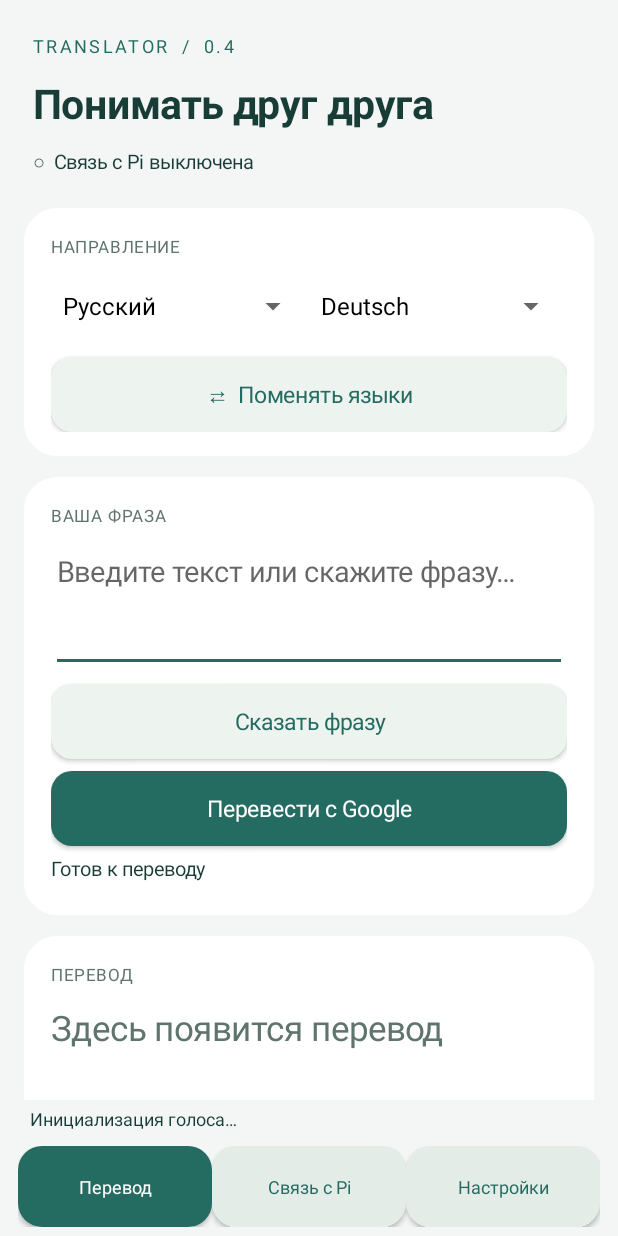
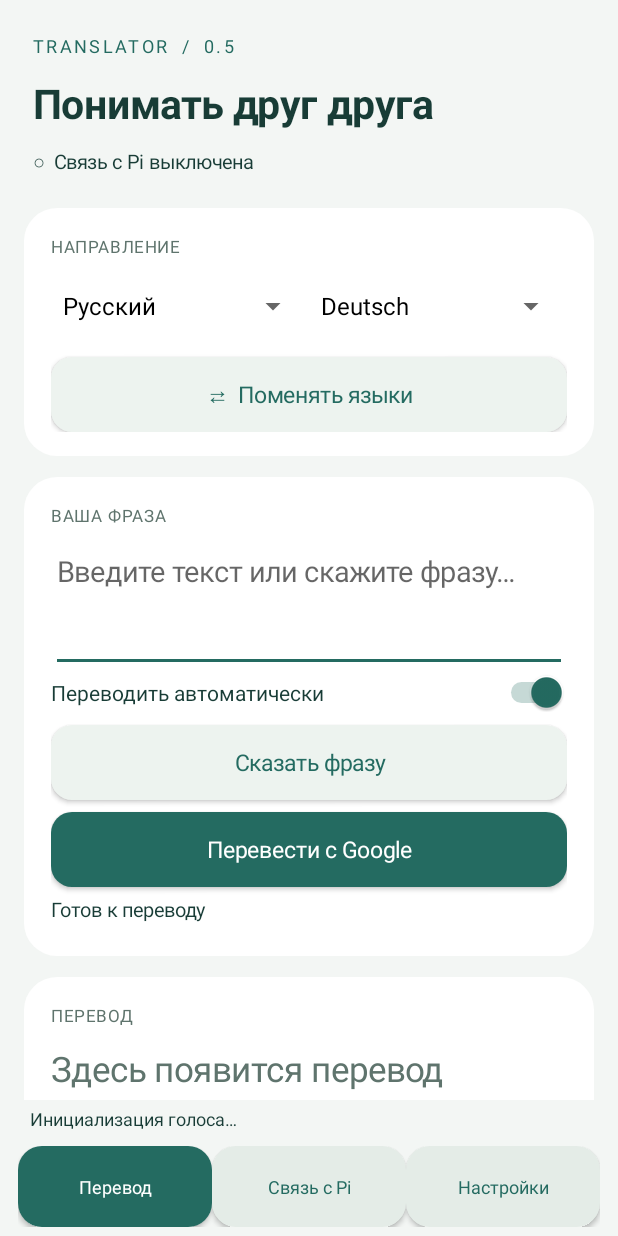
Before and after one commit to PavloYum/translator, an Android app: the screen it shows after launch (MainActivity), on a phone screen of 412 x 824 dp. Run offline under Robolectric (Android 15) with nearby library versions, the phone set to English and light mode, and no system bars; libraries missing offline, so code that uses them is left out: com.google.mlkit.common, com.google.mlkit.nl; 1 statement that could not run was skipped.

Commit message:
Add automatic text translation with debounce and manual mode

```diff
--- a/android/app/build.gradle.kts
+++ b/android/app/build.gradle.kts
@@ -6,8 +6,8 @@ android {
         applicationId = "com.veluvara.translatorlab"
         minSdk = 26
         targetSdk = 35
-        versionCode = 4
-        versionName = "0.4.0-preview"
+        versionCode = 5
+        versionName = "0.5.0-preview"
     }
     compileOptions { sourceCompatibility = JavaVersion.VERSION_17; targetCompatibility = JavaVersion.VERSION_17 }
 }
--- a/android/app/src/main/java/com/veluvara/translatorlab/DiagnosticsService.java
+++ b/android/app/src/main/java/com/veluvara/translatorlab/DiagnosticsService.java
@@ -74,7 +74,7 @@ public final class DiagnosticsService extends Service {
     private void selfTest(String id,boolean remote) {
         if(!alive) return;
         JSONObject report=new JSONObject();
-        try { report.put("request_id",id).put("version","0.4.0-preview").put("timestamp",System.currentTimeMillis()/1000)
+        try { report.put("request_id",id).put("version","0.5.0-preview").put("timestamp",System.currentTimeMillis()/1000)
             .put("tts_ready",ready).put("offline_voices_for_target",offlineVoices()).put("voice_target","de")
             .put("microphone_tested",false).put("background_service",true).put("app_visible",MainActivity.UI_VISIBLE);
             if(testing) { report.put("status","busy"); if(remote && mqtt!=null) mqtt.reply(report); return; }
--- a/android/app/src/main/java/com/veluvara/translatorlab/MainActivity.java
+++ b/android/app/src/main/java/com/veluvara/translatorlab/MainActivity.java
@@ -34,6 +34,10 @@ public class MainActivity extends Activity {
     private Spinner languages, voices, sourceLanguage;
     private TextView output, translationStatus;
     private CheckBox mobileModels;
+    private Switch automatic;
+    private final android.os.Handler autoHandler=new android.os.Handler(android.os.Looper.getMainLooper());
+    private boolean resumed=false, autoPending=false;
+    private final Runnable autoTranslate=() -> { if(resumed && autoPending && automatic.isChecked()) { autoPending=false; translate(); } };
     private Translator translator;
     private long generation = 0;
     private boolean translating = false;
@@ -53,7 +57,7 @@ public class MainActivity extends Activity {
         LinearLayout root=new LinearLayout(this);root.setOrientation(LinearLayout.VERTICAL);root.setBackgroundColor(BG);setContentView(root);
         root.setOnApplyWindowInsetsListener((view,insets) -> { view.setPadding(insets.getSystemWindowInsetLeft(),insets.getSystemWindowInsetTop(),insets.getSystemWindowInsetRight(),insets.getSystemWindowInsetBottom());return insets.consumeSystemWindowInsets(); });
         LinearLayout header=new LinearLayout(this);header.setOrientation(LinearLayout.VERTICAL);header.setPadding(dp(22),dp(16),dp(22),dp(10));root.addView(header);body=header;
-        TextView brand=label("TRANSLATOR  /  0.4");brand.setTextSize(12);brand.setLetterSpacing(.13f);brand.setTextColor(GREEN);
+        TextView brand=label("TRANSLATOR  /  0.5");brand.setTextSize(12);brand.setLetterSpacing(.13f);brand.setTextColor(GREEN);
         TextView title=label("Понимать друг друга");title.setTextSize(27);title.setTypeface(null,android.graphics.Typeface.BOLD);
         connectionBadge=label("Связь с Pi выключена");connectionBadge.setTextSize(13);
         android.widget.FrameLayout container=new android.widget.FrameLayout(this);root.addView(container,new LinearLayout.LayoutParams(-1,0,1));
@@ -68,6 +72,7 @@ public class MainActivity extends Activity {
         button("⇄  Поменять языки", () -> { int a=sourceLanguage.getSelectedItemPosition(),b=languages.getSelectedItemPosition();sourceLanguage.setSelection(b);languages.setSelection(a); });
         LinearLayout input=card(translatePage);body=input;smallTitle("ВАША ФРАЗА");
         text=new EditText(this);text.setTextSize(19);text.setTextColor(INK);text.setHint("Введите текст или скажите фразу…");text.setMinLines(3);text.setGravity(android.view.Gravity.TOP);text.setSaveEnabled(false);text.setFilters(new android.text.InputFilter[]{new android.text.InputFilter.LengthFilter(3000)});input.addView(text,new LinearLayout.LayoutParams(-1,-2));
+        automatic=new Switch(this);automatic.setText("Переводить автоматически");automatic.setTextColor(INK);automatic.setChecked(prefs.getBoolean("auto_translate",true));input.addView(automatic);
         button("Сказать фразу",this::dictate);primary("Перевести с Google",this::translate);
         translationStatus=label("Первый перевод потребует загрузки моделей");translationStatus.setTextSize(13);translationStatus.setAccessibilityLiveRegion(View.ACCESSIBILITY_LIVE_REGION_POLITE);
         LinearLayout result=card(translatePage);body=result;smallTitle("ПЕРЕВОД");output=label("");output.setHint("Здесь появится перевод");output.setHintTextColor(MUTED);output.setTextSize(23);output.setMinHeight(dp(76));output.setTextIsSelectable(true);output.setSaveEnabled(false);
@@ -111,10 +116,11 @@ public class MainActivity extends Activity {
         String[] tabNames={"Перевод","Связь с Pi","Настройки"};for(int i=0;i<3;i++){ final int index=i;Button tab=new Button(this);tab.setText(tabNames[i]);tab.setTextSize(12);tab.setAllCaps(false);nav.addView(tab,new LinearLayout.LayoutParams(0,dp(54),1));tabs.add(tab);tab.setOnClickListener(v -> showPage(index)); }
         showPage(0);
         if(prefs.getBoolean("mqtt_enabled",false) && !prefs.getBoolean("notification_asked",false))requestNotifications();
-        languages.setOnItemSelectedListener(new AdapterView.OnItemSelectedListener(){public void onNothingSelected(AdapterView<?> p){}public void onItemSelected(AdapterView<?> p,View v,int pos,long id){prefs.edit().putInt("target_index",pos).apply();invalidateTranslation();loadVoices();}});
-        sourceLanguage.setOnItemSelectedListener(new AdapterView.OnItemSelectedListener(){public void onNothingSelected(AdapterView<?> p){}public void onItemSelected(AdapterView<?> p,View v,int pos,long id){prefs.edit().putInt("source_index",pos).apply();invalidateTranslation();}});
+        languages.setOnItemSelectedListener(new AdapterView.OnItemSelectedListener(){public void onNothingSelected(AdapterView<?> p){}public void onItemSelected(AdapterView<?> p,View v,int pos,long id){prefs.edit().putInt("target_index",pos).apply();translationInputChanged();loadVoices();}});
+        sourceLanguage.setOnItemSelectedListener(new AdapterView.OnItemSelectedListener(){public void onNothingSelected(AdapterView<?> p){}public void onItemSelected(AdapterView<?> p,View v,int pos,long id){prefs.edit().putInt("source_index",pos).apply();translationInputChanged();}});
         voices.setOnItemSelectedListener(new AdapterView.OnItemSelectedListener(){public void onNothingSelected(AdapterView<?> p){}public void onItemSelected(AdapterView<?> p,View v,int pos,long id){if(pos<available.size()) prefs.edit().putString(tag()+"voice",available.get(pos).getName()).apply();}});
-        text.addTextChangedListener(new TextWatcher(){public void beforeTextChanged(CharSequence s,int a,int c,int f){}public void onTextChanged(CharSequence s,int a,int b,int c){invalidateTranslation();}public void afterTextChanged(Editable e){}});
+        text.addTextChangedListener(new TextWatcher(){public void beforeTextChanged(CharSequence s,int a,int c,int f){}public void onTextChanged(CharSequence s,int a,int b,int c){translationInputChanged();}public void afterTextChanged(Editable e){}});
+        automatic.setOnCheckedChangeListener((button,enabled) -> { prefs.edit().putBoolean("auto_translate",enabled).apply();cancelAutomatic();if(enabled)translationInputChanged();else translationStatus.setText("Ручной режим · нажмите «Перевести с Google»"); });
         preferenceListener=(shared,key) -> { if(key!=null && key.startsWith("mqtt_")) runOnUiThread(this::refreshDiagnostics); };prefs.registerOnSharedPreferenceChangeListener(preferenceListener);refreshDiagnostics();
         tts=new TextToSpeech(this,resultCode -> {ready=resultCode==TextToSpeech.SUCCESS;if(ready)loadVoices();else status.setText("Системный голос недоступен");});
     }
@@ -180,7 +186,23 @@ public class MainActivity extends Activity {
         }
         if(tts.speak(output.getText().toString(),TextToSpeech.QUEUE_FLUSH,null,"preview")==TextToSpeech.ERROR) status.setText("Не удалось воспроизвести голос");
     }
+    private void cancelAutomatic() {
+        autoHandler.removeCallbacks(autoTranslate);autoPending=false;
+    }
+    private void translationInputChanged() {
+        invalidateTranslation();
+        if(automatic.isChecked() && !text.getText().toString().trim().isEmpty()) {
+            autoPending=true;
+            translationStatus.setText("Переведу после паузы во вводе…");
+            if(resumed)autoHandler.postDelayed(autoTranslate,700);
+        }
+    }
+    @Override protected void onResume() {
+        super.onResume();resumed=true;
+        if(autoPending) {autoHandler.removeCallbacks(autoTranslate);autoHandler.postDelayed(autoTranslate,700);}
+    }
     private void invalidateTranslation() {
+        cancelAutomatic();
         generation++; translating=false;
         if(tts!=null) tts.stop();
         if(output!=null) output.setText("");
@@ -188,6 +210,7 @@ public class MainActivity extends Activity {
         if(translator!=null) { translator.close(); translator=null; }
     }
     private void translate() {
+        cancelAutomatic();
         if(recording) { translationStatus.setText("Сначала остановите запись"); return; }
         if(translating) return;
         String input=text.getText().toString().trim();
@@ -239,7 +262,7 @@ public class MainActivity extends Activity {
         super.onActivityResult(request,result,data);
         if(request==20 && result==RESULT_OK && data!=null && speechLanguage==sourceLanguage.getSelectedItemPosition()) {
             ArrayList<String> phrases=data.getStringArrayListExtra(RecognizerIntent.EXTRA_RESULTS);
-            if(phrases!=null && !phrases.isEmpty()) { text.setText(phrases.get(0)); translationStatus.setText("Проверьте распознанную фразу и нажмите «Перевести»"); }
+            if(phrases!=null && !phrases.isEmpty()) { text.setText(phrases.get(0)); if(!automatic.isChecked())translationStatus.setText("Проверьте распознанную фразу и нажмите «Перевести»"); }
         }
     }
     private void record() {
@@ -270,6 +293,6 @@ public class MainActivity extends Activity {
             finally { recording=false; if(mic!=null) { try { mic.stop(); } catch(IllegalStateException ignored) {} mic.release(); } }
         },"audio-capture"); worker.start();
     }
-    @Override protected void onPause() { recording=false; if(tts!=null) tts.stop(); super.onPause(); }
+    @Override protected void onPause() {resumed=false;autoHandler.removeCallbacks(autoTranslate); recording=false; if(tts!=null) tts.stop(); super.onPause(); }
     @Override protected void onDestroy() { recording=false; invalidateTranslation(); if(tts!=null) tts.shutdown(); if(preferenceListener!=null) prefs.unregisterOnSharedPreferenceChangeListener(preferenceListener);super.onDestroy(); }
 }
```
Also changed, not shown: 5 other files.
